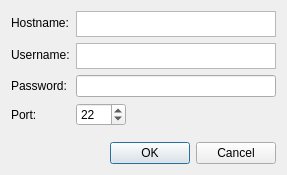
Old version of the form settings.ui in the repository gexadax/WGTimeout.
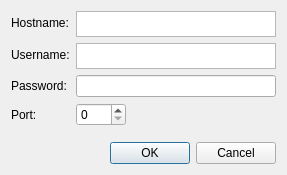
New version of the form.

Patch:
```diff
--- a/settings.ui
+++ b/settings.ui
@@ -112,24 +112,9 @@
        <property name="mouseTracking">
         <bool>false</bool>
        </property>
-       <property name="minimum">
-        <number>1</number>
-       </property>
        <property name="maximum">
         <number>65535</number>
        </property>
-       <property name="singleStep">
-        <number>1</number>
-       </property>
-       <property name="stepType">
-        <enum>QAbstractSpinBox::DefaultStepType</enum>
-       </property>
-       <property name="value">
-        <number>22</number>
-       </property>
-       <property name="displayIntegerBase">
-        <number>10</number>
-       </property>
       </widget>
      </item>
     </layout>
```
